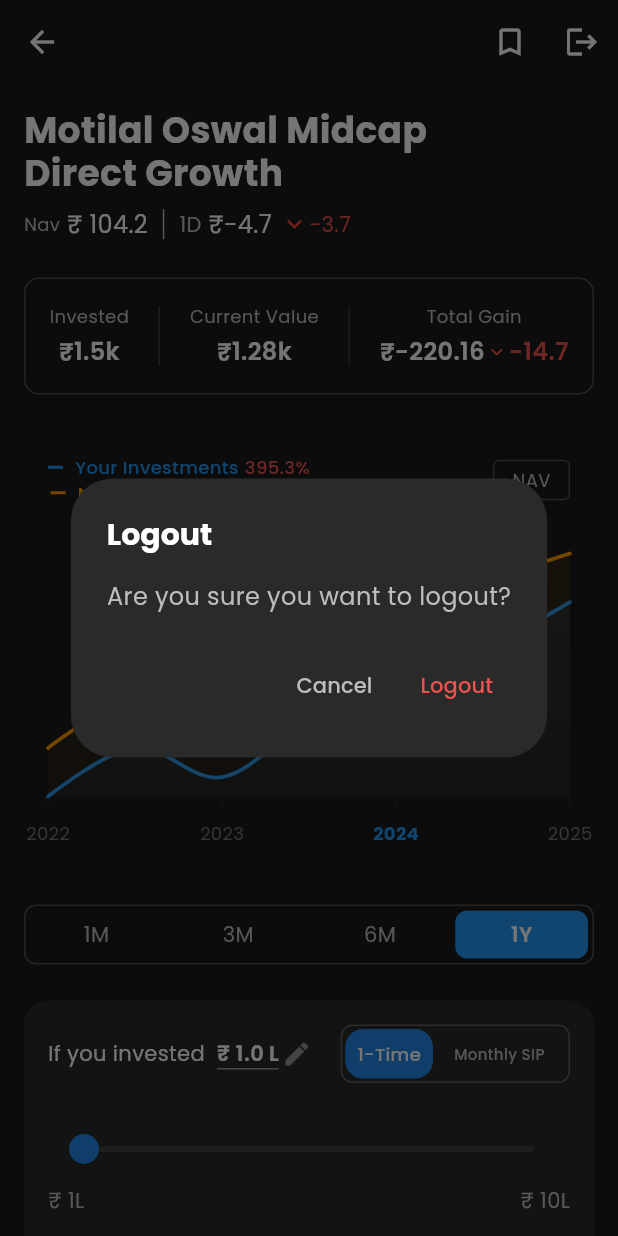
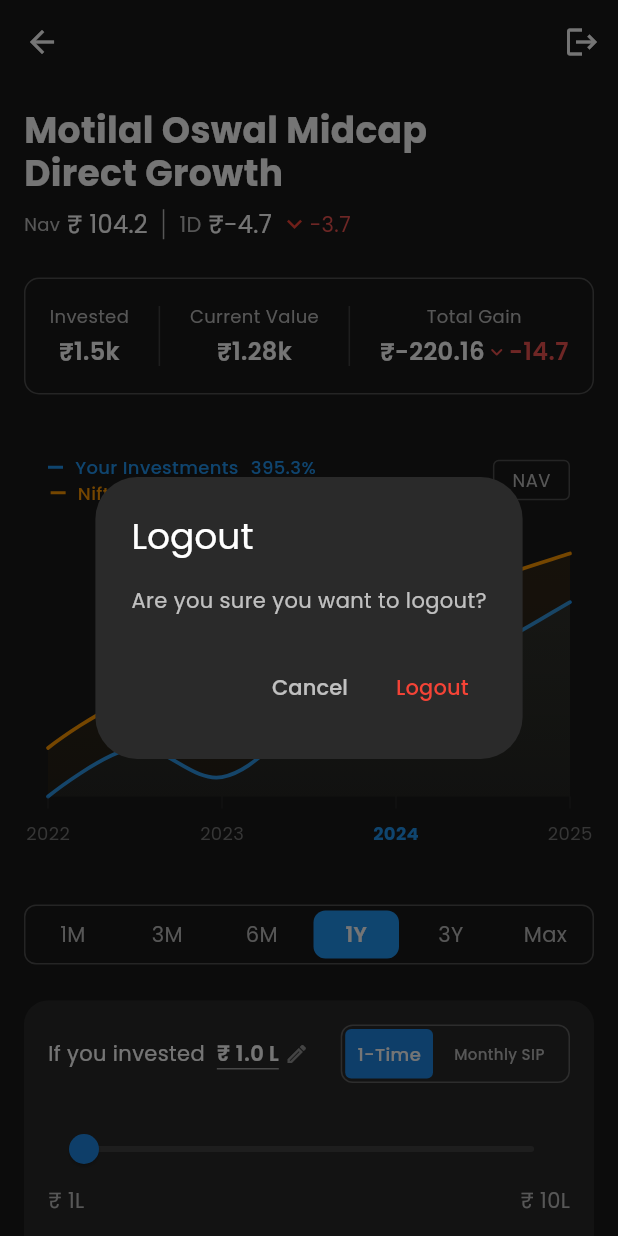
Before and after one commit to FlutterDev111/khazana, a Flutter app: the DashboardPage screen opened directly, after a tap on the "logout" icon, on a phone screen of 412 x 824 dp. Run offline on Flutter 3.47's test engine with Material 3 defaults, Android fonts, the phone set to English and light mode, and no system bars; drawn by our look-alikes of fl_chart; our stand-ins replace dartz, email_validator, equatable, flutter_bloc, google_fonts, shared_preferences and 1 more; accounts and stored records are empty.

Commit message:
dashboard commit

```diff
--- a/lib/features/dashboard/presentation/bloc/dashboard_state.dart
+++ b/lib/features/dashboard/presentation/bloc/dashboard_state.dart
@@ -1,7 +1,7 @@
 import 'package:equatable/equatable.dart';
 import 'package:fl_chart/fl_chart.dart';
 
-enum TimeFrame { oneMonth, threeMonths, sixMonths, oneYear }
+enum TimeFrame { oneMonth, threeMonths, sixMonths, oneYear, threeYear, max }
 
 enum InvestmentType {
   oneTime,
--- a/lib/features/dashboard/presentation/pages/dashboard_page.dart
+++ b/lib/features/dashboard/presentation/pages/dashboard_page.dart
@@ -1,6 +1,9 @@
 import 'package:flutter/material.dart';
 import 'package:google_fonts/google_fonts.dart';
 import 'package:flutter_bloc/flutter_bloc.dart';
+import '../../../auth/presentation/bloc/auth_bloc.dart';
+import '../../../auth/presentation/bloc/auth_event.dart';
+import '../../../auth/presentation/pages/login_page.dart';
 import '../bloc/dashboard_bloc.dart';
 import '../bloc/dashboard_event.dart';
 import '../bloc/dashboard_state.dart';
@@ -11,6 +14,51 @@ import '../widgets/investment_returns.dart';
 
 class DashboardPage extends StatelessWidget {
   const DashboardPage({super.key});
+
+  Future<void> _showLogoutConfirmation(BuildContext context) async {
+    return showDialog(
+      context: context,
+      builder: (BuildContext context) {
+        return AlertDialog(
+          backgroundColor: const Color(0xFF2A2A2A),
+          title: const Text(
+            'Logout',
+            style: TextStyle(color: Colors.white),
+          ),
+          content: const Text(
+            'Are you sure you want to logout?',
+            style: TextStyle(color: Colors.white70),
+          ),
+          actions: [
+            TextButton(
+              onPressed: () => Navigator.of(context).pop(),
+              child: const Text(
+                'Cancel',
+                style: TextStyle(color: Colors.white70),
+              ),
+            ),
+            TextButton(
+              onPressed: () {
+                Navigator.of(context).pop();
+                context.read<AuthBloc>().add(SignOutRequested());
+                Navigator.pushAndRemoveUntil(
+                  context,
+                  MaterialPageRoute(
+                    builder: (_) => const LoginPage(),
+                  ),
+                  (route) => false,
+                );
+              },
+              child: const Text(
+                'Logout',
+                style: TextStyle(color: Colors.red),
+              ),
+            ),
+          ],
+        );
+      },
+    );
+  }
 
   @override
   Widget build(BuildContext context) {
@@ -27,57 +75,8 @@ class DashboardPage extends StatelessWidget {
           ),
           actions: [
             IconButton(
-              icon: const Icon(Icons.bookmark_border, color: Colors.white),
-              onPressed: () {},
-            ),
-            IconButton(
               icon: const Icon(Icons.logout, color: Colors.white),
-              onPressed: () {
-                showDialog(
-                  context: context,
-                  builder: (context) => AlertDialog(
-                    backgroundColor: const Color(0xFF2A2A2A),
-                    title: Text(
-                      'Logout',
-                      style: GoogleFonts.poppins(
-                        color: Colors.white,
-                        fontSize: 20,
-                        fontWeight: FontWeight.bold,
-                      ),
-                    ),
-                    content: Text(
-                      'Are you sure you want to logout?',
-                      style: GoogleFonts.poppins(
-                        color: Colors.grey[400],
-                        fontSize: 16,
-                      ),
-                    ),
-                    actions: [
-                      TextButton(
-                        onPressed: () => Navigator.pop(context),
-                        child: Text(
-                          'Cancel',
-                          style: GoogleFonts.poppins(
-                            color: Colors.grey[400],
-                          ),
-                        ),
-                      ),
-                      TextButton(
-                        onPressed: () {
-                          Navigator.pop(context);
-                          // Handle logout
-                        },
-                        child: Text(
-                          'Logout',
-                          style: GoogleFonts.poppins(
-                            color: Colors.red[400],
-                          ),
-                        ),
-                      ),
-                    ],
-                  ),
-                );
-              },
+              onPressed: () => _showLogoutConfirmation(context),
             ),
           ],
         ),
--- a/lib/features/dashboard/presentation/widgets/investment_returns.dart
+++ b/lib/features/dashboard/presentation/widgets/investment_returns.dart
@@ -35,39 +35,39 @@ class _InvestmentReturnsState extends State<InvestmentReturns> {
   }
 
   Widget _buildReturnColumn(String title, double amount, String percentage, double maxAmount) {
-    final double barHeight = 160.0;
+    final double barHeight = 200.0;
     final double normalizedHeight = (amount / maxAmount) * barHeight;
+    final double greenHeight = title == 'Direct Plan'
+        ? normalizedHeight
+        : title == 'Category Avg.'
+            ? normalizedHeight * 0.4
+            : normalizedHeight * 0.3;
 
     return Column(
       children: [
-        Text(
-          '₹${(amount / 100000).toStringAsFixed(2)}L',
-          style: GoogleFonts.poppins(
-            color: Colors.white,
-            fontSize: 14,
-            fontWeight: FontWeight.w500,
-          ),
-        ),
-        const SizedBox(height: 8),
-
-
-        SizedBox(
-          height: barHeight,
-          width: 60,
+        Container(
+          height: barHeight + 24,
+          child: Stack(
+            alignment: Alignment.bottomCenter,
+            children: [
+              Container(
+                height: normalizedHeight,
+                width: 70,
                 child: Stack(
                   children: [
                     Container(
-                height: barHeight,
-                width: 60,
+                      height: normalizedHeight,
+                      width: 70,
                       decoration: BoxDecoration(
-                  color: const Color(0xFF404040),
+                        color: Colors.grey.shade800,
+
                       ),
                     ),
                     Positioned(
                       top: 0,
                       child: Container(
-                  height: normalizedHeight,
-                  width: 60,
+                        height: greenHeight,
+                        width: 70,
                         decoration: BoxDecoration(
                           color: const Color(0xFF4CAF50),
 
@@ -77,18 +77,36 @@ class _InvestmentReturnsState extends State<InvestmentReturns> {
                   ],
                 ),
               ),
+              Positioned(
+                bottom: normalizedHeight ,
+                child: Text(
+                  '₹${(amount / 100000).toStringAsFixed(2)}L',
+                  style: GoogleFonts.poppins(
+                    color: Colors.white,
+                    fontSize: 12,
+                    fontWeight: FontWeight.w600,
+                  ),
+                ),
+              ),
+            ],
+          ),
+        ),
         Container(
-          width: 115,
+          color: Colors.white,
+          width: 115.8,
           height: 2,
-          color: Colors.white,
         ),
         const SizedBox(height: 12),
-        Text(
+        SizedBox(
+          width: 70,
+          child: Text(
             title,
             style: GoogleFonts.poppins(
-            color: Colors.grey[400],
+              color: Colors.white,
               fontSize: 14,
-            fontWeight: FontWeight.w400,
+              fontWeight: FontWeight.w500,
+            ),
+            textAlign: TextAlign.center,
           ),
         ),
       ],
@@ -99,6 +117,15 @@ class _InvestmentReturnsState extends State<InvestmentReturns> {
   Widget build(BuildContext context) {
     return BlocBuilder<DashboardBloc, DashboardState>(
       builder: (context, state) {
+        final currentValue = (state.investmentAmount / 100000).toStringAsFixed(1);
+        if (_controller.text != currentValue) {
+          final selection = _controller.selection;
+          _controller.text = currentValue;
+          if (selection.start <= currentValue.length) {
+            _controller.selection = selection;
+          }
+        }
+
         return Container(
           padding: const EdgeInsets.all(16),
           decoration: BoxDecoration(
@@ -175,11 +202,11 @@ class _InvestmentReturnsState extends State<InvestmentReturns> {
                           ),
                         ),
                       ),
-                      const SizedBox(width: 2),
+                      const SizedBox(width: 4),
                       Icon(
-                        Icons.edit,
+                        Icons.edit_outlined,
                         color: Colors.white.withOpacity(0.5),
-                        size: 20,
+                        size: 16,
                       ),
 
                     ],
@@ -210,7 +237,7 @@ class _InvestmentReturnsState extends State<InvestmentReturns> {
                               color: state.investmentType == InvestmentType.oneTime
                                   ? Colors.blue[600]
                                   : Colors.transparent,
-                              borderRadius: BorderRadius.circular(12),
+                              borderRadius: BorderRadius.circular(4),
                             ),
                             child: Text(
                               '1-Time',
@@ -239,7 +266,7 @@ class _InvestmentReturnsState extends State<InvestmentReturns> {
                               color: state.investmentType == InvestmentType.monthlySip
                                   ? Colors.blue[600]
                                   : Colors.transparent,
-                              borderRadius: BorderRadius.circular(24),
+                              borderRadius: BorderRadius.circular(4),
                             ),
                             child: Text(
                               'Monthly SIP',
@@ -307,7 +334,7 @@ class _InvestmentReturnsState extends State<InvestmentReturns> {
                       Text(
                         "This Fund's past returns",
                         style: GoogleFonts.poppins(
-                          color: Colors.grey[400],
+                          color: Colors.white,
                           fontSize: 16,
                           fontWeight: FontWeight.w400,
                         ),
@@ -316,7 +343,7 @@ class _InvestmentReturnsState extends State<InvestmentReturns> {
                         'Profit % (Absolute Return)',
                         style: GoogleFonts.poppins(
                           color: Colors.grey[600],
-                          fontSize: 14,
+                          fontSize: 12,
                           fontWeight: FontWeight.w400,
                         ),
                       ),
@@ -370,6 +397,7 @@ class _InvestmentReturnsState extends State<InvestmentReturns> {
                   ),
                 ],
               ),
+
             ],
           ),
         );
--- a/lib/features/dashboard/presentation/widgets/time_period_selector.dart
+++ b/lib/features/dashboard/presentation/widgets/time_period_selector.dart
@@ -46,6 +46,18 @@ class TimePeriodSelector extends StatelessWidget {
                 TimeFrame.oneYear,
                 state?.selectedTimeFrame ?? TimeFrame.oneYear,
               ),
+              _buildTimeFrameButton(
+                context,
+                '3Y',
+                TimeFrame.threeYear,
+                state?.selectedTimeFrame ?? TimeFrame.threeYear,
+              ),
+              _buildTimeFrameButton(
+                context,
+                'Max',
+                TimeFrame.max,
+                state?.selectedTimeFrame ?? TimeFrame.max,
+              ),
             ],
           ),
         );
--- a/lib/main.dart
+++ b/lib/main.dart
@@ -2,28 +2,36 @@ import 'package:flutter/material.dart';
 import 'package:flutter_bloc/flutter_bloc.dart';
 import 'package:google_fonts/google_fonts.dart';
 import 'core/config/supabase_config.dart';
-import 'core/error/failures.dart';
 import 'features/auth/data/repositories/supabase_auth_repository.dart';
-import 'features/auth/domain/entities/user.dart';
 import 'features/auth/domain/usecases/sign_in.dart';
 import 'features/auth/domain/usecases/sign_up.dart';
 import 'features/auth/presentation/bloc/auth_bloc.dart';
-import 'features/auth/presentation/pages/login_page.dart';
+import 'features/splash/presentation/pages/splash_page.dart';
 
 void main() async {
   WidgetsFlutterBinding.ensureInitialized();
   await SupabaseConfig.initialize();
-  runApp(const MyApp());
+  final authRepository = SupabaseAuthRepository();
+
+  runApp(MyApp(authRepository: authRepository));
 }
 
 class MyApp extends StatelessWidget {
-  const MyApp({super.key});
+  final SupabaseAuthRepository authRepository;
+
+  const MyApp({
+    super.key,
+    required this.authRepository,
+  });
 
   @override
   Widget build(BuildContext context) {
-    final authRepository = SupabaseAuthRepository();
-
-    return MaterialApp(
+    return BlocProvider(
+      create: (context) => AuthBloc(
+        signInUseCase: SignIn(authRepository),
+        signUpUseCase: SignUp(authRepository),
+      ),
+      child: MaterialApp(
         title: 'Khazana',
         debugShowCheckedModeBanner: false,
         theme: ThemeData(
@@ -41,12 +49,7 @@ class MyApp extends StatelessWidget {
             background: const Color(0xFF1A1A1A),
           ),
         ),
-      home: BlocProvider(
-        create: (context) => AuthBloc(
-          signInUseCase: SignIn(authRepository),
-          signUpUseCase: SignUp(authRepository),
-        ),
-        child: const LoginPage(),
+        home: const SplashPage(),
       ),
     );
   }
--- a/pubspec.yaml
+++ b/pubspec.yaml
@@ -34,7 +34,7 @@ dependencies:
   # The following adds the Cupertino Icons font to your application.
   # Use with the CupertinoIcons class for iOS style icons.
   cupertino_icons: ^1.0.2
-  flutter_bloc: ^8.1.4
+  flutter_bloc: ^8.1.3
   fl_chart: ^0.66.2
   equatable: ^2.0.5
   dartz: ^0.10.1
```
Also changed, not shown: lib/features/dashboard/presentation/bloc/dashboard_bloc.dart (+60 -2 lines), lib/features/dashboard/presentation/widgets/investment_chart.dart (+33 -7 lines), 4 other files. Lines whose indentation alone changed are shown as unchanged.
